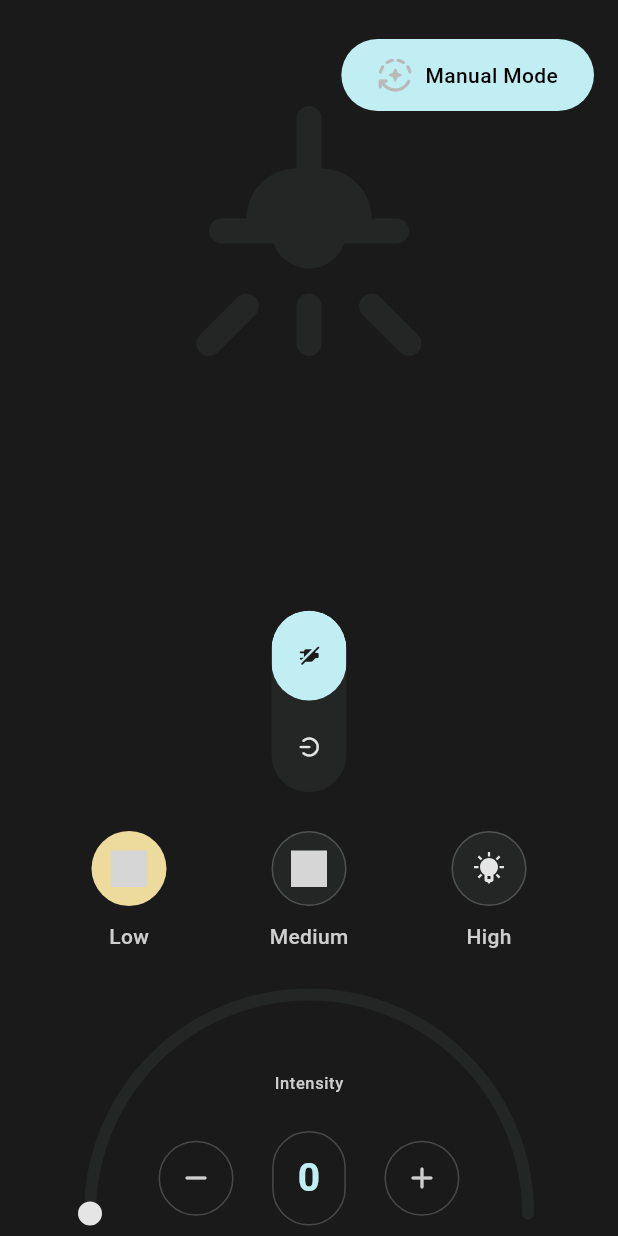
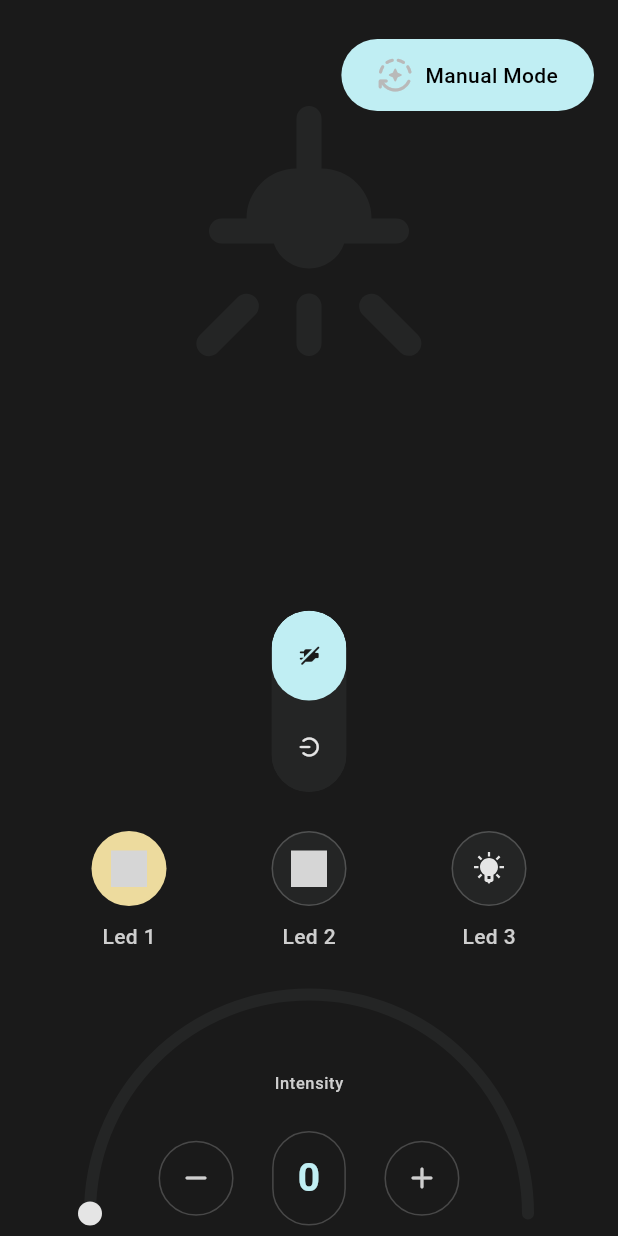
Before and after one commit to KenStarry/Flutter_IOT_Based_Smart_Lighting, a Flutter app: the screen it shows after launch, after a tap on "Manual Mode", on a phone screen of 412 x 824 dp. Run offline on Flutter 3.47's test engine with Material 3 defaults, Android fonts, the phone set to English and light mode, and no system bars; drawn by our look-alikes of sleek_circular_slider, toggle_switch; our stand-ins replace cloud_firestore, firebase_core, flutter_svg, get, slider_button; accounts and stored records are empty; grey boxes are pictures that could not be loaded.

Commit message:
Switch Led when in manual mode

```diff
--- a/lib/feature_home/presentation/components/led_lamp_section.dart
+++ b/lib/feature_home/presentation/components/led_lamp_section.dart
@@ -20,6 +20,12 @@ class _LedLampSectionState extends State<LedLampSection> {
     {"title": "Low", "icon": 'assets/images/bulb_low.svg'},
     {"title": "Medium", "icon": 'assets/images/bulb_medium.svg'},
     {"title": "High", "icon": 'assets/images/bulb_high.svg'},
+  ];
+
+  final ledCustomModes = <Map<String, dynamic>>[
+    {"title": "Led 1", "icon": 'assets/images/bulb_low.svg'},
+    {"title": "Led 2", "icon": 'assets/images/bulb_medium.svg'},
+    {"title": "Led 3", "icon": 'assets/images/bulb_high.svg'},
   ];
 
   @override
@@ -67,21 +73,37 @@ class _LedLampSectionState extends State<LedLampSection> {
           const SizedBox(height: 16),
 
           //  led modes
-          Row(
+          Obx(
+            () => Row(
               mainAxisAlignment: MainAxisAlignment.spaceEvenly,
-            children: ledModes
+              children: _homeController.manualMode.value
+                  ? ledCustomModes
                       .map((mode) => Obx(
                             () => LedModeCard(
                                 title: mode['title'],
                                 icon: mode['icon'],
                                 active:
-                              _homeController.activeLedMode == mode['title'],
+                                    _homeController.activeLed == mode['title'],
+                                onTap: () {
+                                  _homeController.setActiveLed(
+                                      led: mode['title']);
+                                }),
+                          ))
+                      .toList()
+                  : ledModes
+                      .map((mode) => Obx(
+                            () => LedModeCard(
+                                title: mode['title'],
+                                icon: mode['icon'],
+                                active: _homeController.activeLedMode ==
+                                    mode['title'],
                                 onTap: () {
                                   _homeController.setActiveLedMode(
                                       ledMode: mode['title']);
                                 }),
                           ))
                       .toList(),
+            ),
           )
         ],
       ),
```
Lines whose indentation alone changed are shown as unchanged.
